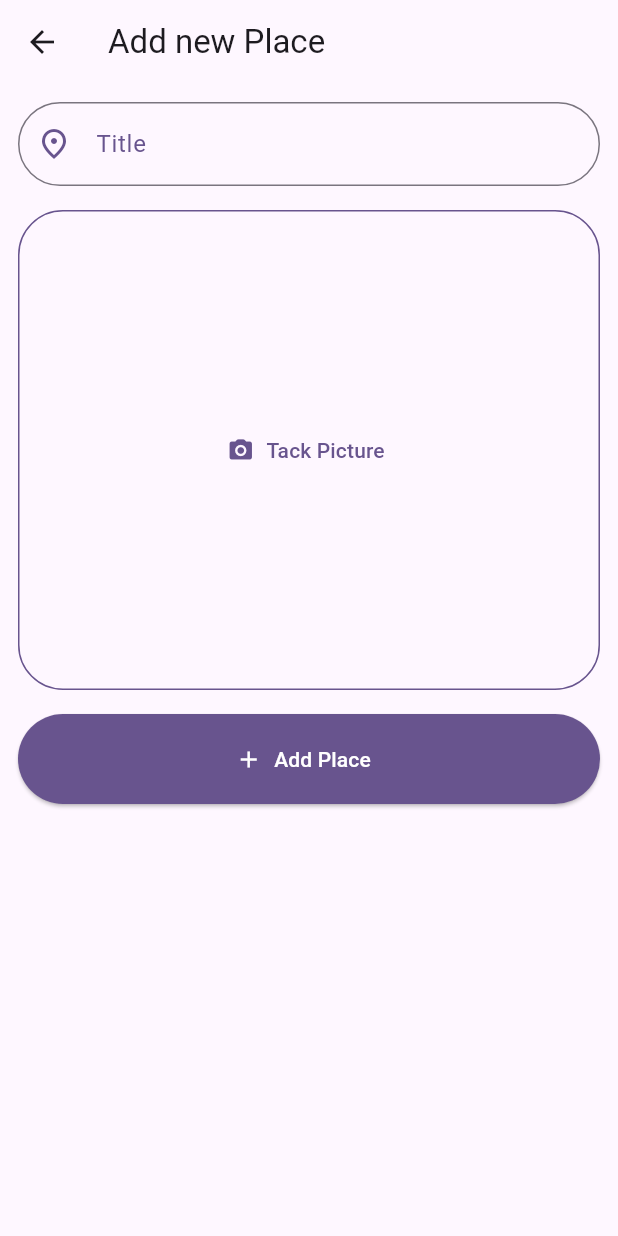
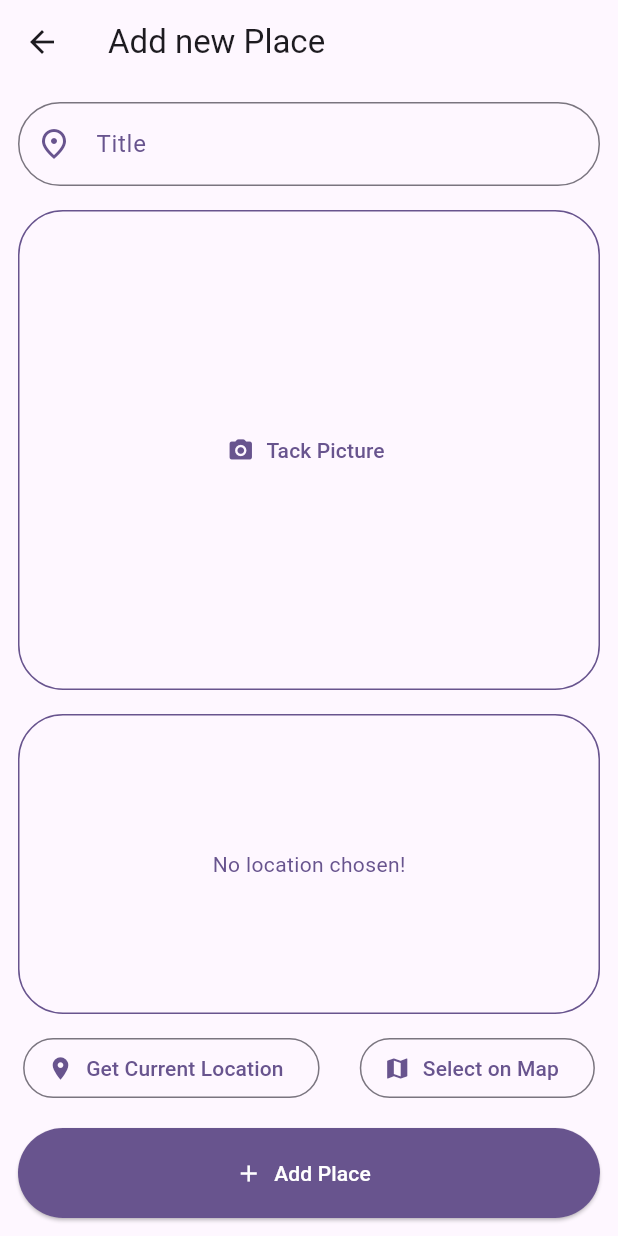
Before and after one commit to Joseph78888/favorites-places, a Flutter app: the AddPlaceScreen screen opened directly, on a phone screen of 412 x 824 dp. Run offline on Flutter 3.47's test engine with Material 3 defaults, Android fonts, the light colour scheme and no system bars; our stand-ins replace flutter_riverpod, image_picker, location.

Commit message:
Add location functionality and update Info.plist for location permissions

```diff
--- /dev/null
+++ b/lib/constant/api_key.dart
@@ -0,0 +1 @@
+String apiKye = 'AIzaSyArh98leH-c1CqpEo3Bmloy1-5iasxV7Pk';
--- a/lib/models/place.dart
+++ b/lib/models/place.dart
@@ -4,9 +4,23 @@
 
 const uuid = Uuid();
 
+class PlaceLocation {
+  PlaceLocation({
+    required this.latitude,
+    required this.longitude,
+    required this.address,
+  });
+
+  final double latitude;
+  final double longitude;
+  final String address;
+}
+
 class Place {
-  Place({required this.image, required this.title}) : id = uuid.v4();
+  Place({required this.image, required this.title /* required this.location*/})
+    : id = uuid.v4();
   final String id;
   final String title;
   final File image;
+  // final PlaceLocation location;
 }
--- a/lib/providers/user_places.dart
+++ b/lib/providers/user_places.dart
@@ -8,8 +8,8 @@
 class UserPlacesNotifier extends StateNotifier<List<Place>> {
   UserPlacesNotifier() : super(const []);
 
-  void addPlace(String title, File image) {
-    final newPlace = Place(title: title, image: image);
+  void addPlace(String title, File image, /* PlaceLocation location */) {
+    final newPlace = Place(title: title, image: image, /* location: location */);
     state = [newPlace, ...state];
   }
 }
--- a/lib/screens/add_place.dart
+++ b/lib/screens/add_place.dart
@@ -3,6 +3,7 @@
 import 'package:flutter/material.dart';
 import 'package:flutter_riverpod/flutter_riverpod.dart';
 import 'package:native_app/providers/user_places.dart';
+import 'package:native_app/widgets/location_input.dart';
 
 import 'package:native_app/widgets/pick_image.dart';
 
@@ -84,7 +85,9 @@
               },
             ),
             const SizedBox(height: 16),
+            LocationInput(),
 
+            const SizedBox(height: 16),
             SizedBox(
               width: double.infinity,
               height: 60,
--- /dev/null
+++ b/lib/widgets/location_input.dart
@@ -0,0 +1,146 @@
+import 'dart:convert';
+
+import 'package:flutter/material.dart';
+import 'package:location/location.dart';
+import 'package:http/http.dart' as http;
+
+import 'package:native_app/constant/api_key.dart';
+import 'package:native_app/models/place.dart';
+
+class LocationInput extends StatefulWidget {
+  const LocationInput({super.key});
+
+  @override
+  State<LocationInput> createState() => _LocationInputState();
+}
+
+class _LocationInputState extends State<LocationInput> {
+  PlaceLocation? _pickedLocation;
+  var _isGettingLocation = false;
+
+  String get licationImage {
+    if (_pickedLocation == null) {
+      return 'not-found';
+    }
+    final lat = _pickedLocation!.latitude;
+    final lon = _pickedLocation!.longitude;
+    return Uri.parse(
+      'https://maps.googleapis.com/maps/api/staticmap?center=$lat,$lon&zoom=16&size=600x300&maptype=roadmap&markers=color:red%7Clabel:A%7C$lat,$lon&key=$apiKye',
+    ).toString();
+  }
+
+  void _getCurrentUserLocation() async {
+    Location location = Location();
+
+    bool serviceEnabled;
+    PermissionStatus permissionGranted;
+    LocationData locationData;
+
+    serviceEnabled = await location.serviceEnabled();
+    if (!serviceEnabled) {
+      serviceEnabled = await location.requestService();
+      if (!serviceEnabled) {
+        return;
+      }
+    }
+
+    permissionGranted = await location.hasPermission();
+    if (permissionGranted == PermissionStatus.denied) {
+      permissionGranted = await location.requestPermission();
+      if (permissionGranted != PermissionStatus.granted) {
+        return;
+      }
+    }
+
+    setState(() {
+      _isGettingLocation = true;
+    });
+
+    locationData = await location.getLocation();
+    final lat = locationData.latitude;
+    final lon = locationData.longitude;
+    if (lat == null || lon == null) {
+      return;
+    }
+
+    final url = Uri.parse(
+      'https://maps.googleapis.com/maps/api/geocode/json?latlng=$lat,$lon&key=$apiKye',
+    );
+    final response = await http.get(url);
+    final responseData = json.decode(response.body);
+    final address = responseData['results'][0]['formatted_address'];
+
+    setState(() {
+      _pickedLocation = PlaceLocation(
+        latitude: lat,
+        longitude: lon,
+        address: address,
+      );
+
+      _isGettingLocation = false;
+    });
+  }
+
+  @override
+  Widget build(BuildContext context) {
+    Widget previewContent = Text(
+      'No location chosen!',
+      style: TextStyle(color: Theme.of(context).colorScheme.primary),
+    );
+
+    if(_pickedLocation != null) {
+      previewContent = Image.network(
+        licationImage,
+        fit: BoxFit.cover,
+        width: double.infinity,
+        height: double.infinity,
+      );
+    }
+
+    if (_isGettingLocation) {
+      previewContent = CircularProgressIndicator();
+    }
+
+    return Column(
+      children: [
+        // placeholder for map image
+        Container(
+          height: 200,
+          width: double.infinity,
+          alignment: Alignment.center,
+          decoration: BoxDecoration(
+            border: Border.all(
+              color: Theme.of(context).colorScheme.primary,
+              width: 1,
+            ),
+            borderRadius: BorderRadius.circular(30),
+          ),
+          clipBehavior: Clip.antiAlias,
+          child: previewContent,
+        ),
+        SizedBox(height: 12),
+
+        // location buttons
+        Row(
+          mainAxisAlignment: MainAxisAlignment.spaceEvenly,
+          children: [
+            // first button
+            OutlinedButton.icon(
+              onPressed: _getCurrentUserLocation,
+              icon: Icon(Icons.location_on),
+              label: Text('Get Current Location'),
+            ),
+            SizedBox(width: 20),
+
+            // second button
+            OutlinedButton.icon(
+              onPressed: () {},
+              icon: Icon(Icons.map),
+              label: Text('Select on Map'),
+            ),
+          ],
+        ),
+      ],
+    );
+  }
+}
--- a/lib/widgets/pick_image.dart
+++ b/lib/widgets/pick_image.dart
@@ -62,7 +62,7 @@
         ),
         borderRadius: BorderRadius.circular(30),
       ),
-      clipBehavior: Clip.hardEdge,
+      clipBehavior: Clip.antiAlias,
       child: content,
     );
   }
```
Also changed, not shown: pubspec.yaml (+8 -20 lines), pubspec.lock, 2 other files.
